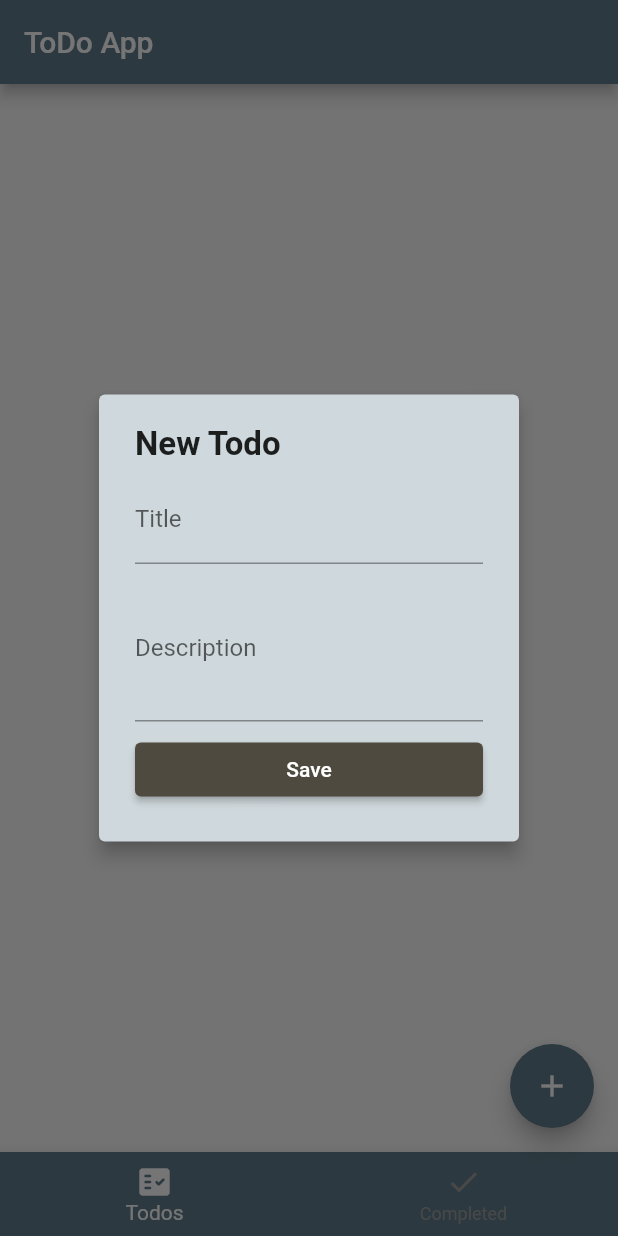
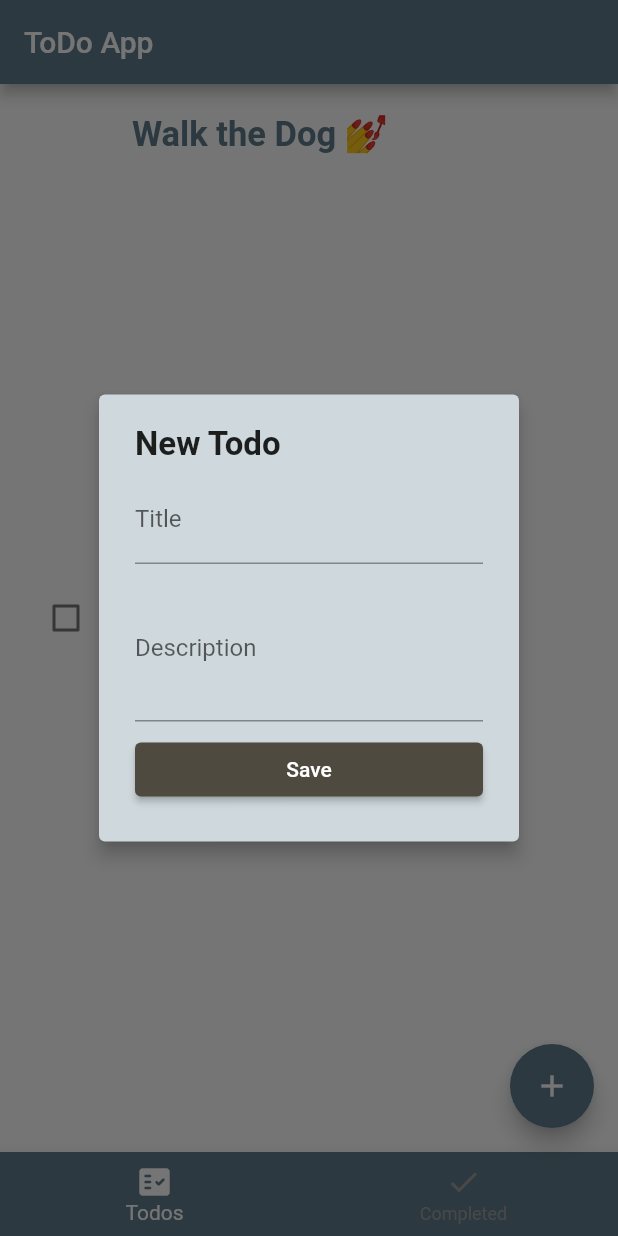
Before and after one commit to BrookFeleke/Todo, a Flutter app: the screen it shows after launch, after a tap on the "add" icon, on a phone screen of 412 x 824 dp. Run offline on Flutter 3.47's test engine with Material 2 defaults, Android fonts, the phone set to English and light mode, and no system bars; drawn by our look-alikes of flutter_slidable.

Commit message:
added more ui, created models and some widgets

```diff
--- a/lib/main.dart
+++ b/lib/main.dart
@@ -1,4 +1,6 @@
 import 'package:flutter/material.dart';
+import 'package:provider/provider.dart';
+import 'package:todo/provider/todos.dart';
 
 import './page/homepage.dart';
 void main() {
@@ -12,13 +14,16 @@ class MyApp extends StatelessWidget {
     static final String title = 'ToDo App';
   @override
   Widget build(BuildContext context) {
-    return MaterialApp(
-      debugShowCheckedModeBanner: false,
-      title: title,
-      theme: ThemeData(
-        primarySwatch: Colors.blueGrey,
+    return ChangeNotifierProvider(
+      create: (_) => TodosProvider(),
+      child: MaterialApp(
+        debugShowCheckedModeBanner: false,
+        title: title,
+        theme: ThemeData(
+          primarySwatch: Colors.blueGrey,
+        ),
+        home: const HomePage(),
       ),
-      home: const HomePage(),
     );
   }
 }
--- /dev/null
+++ b/lib/model/todo.dart
@@ -0,0 +1,22 @@
+import 'package:flutter/cupertino.dart';
+
+class TodoField {
+  static const createdTime = 'createdTime';
+}
+
+class Todo {
+  DateTime createdTime;
+  String title;
+  String? id;
+  String description;
+  bool isDone;
+
+Todo({
+  required this.createdTime,
+  required this.title,
+  this.description = '',
+  this.id,
+  this.isDone = false,
+});
+
+}
--- a/lib/page/homepage.dart
+++ b/lib/page/homepage.dart
@@ -2,6 +2,7 @@ import 'package:flutter/material.dart';
 
 import 'package:todo/main.dart';
 import '../widget/AddtodoDialog.dart';
+import '../widget/todo_list_widget.dart';
 
 class HomePage extends StatefulWidget {
   const HomePage({Key? key}) : super(key: key);
@@ -15,7 +16,7 @@ class _HomePageState extends State<HomePage> {
   @override
   Widget build(BuildContext context) {
     final tabs = [
-      Container(),
+      TodoListWidget(),
       Container(),
     ];
     return Scaffold(
--- /dev/null
+++ b/lib/provider/todos.dart
@@ -0,0 +1,5 @@
+import 'package:flutter/material.dart';
+
+class TodosProvider extends ChangeNotifier {
+
+}
--- a/lib/widget/Todo_form_widget.dart
+++ b/lib/widget/Todo_form_widget.dart
@@ -50,14 +50,14 @@ class TodoFormWidget extends StatelessWidget {
         initialValue: description,
         maxLines: 3,
         onChanged: onChangedDescription,
-        decoration: InputDecoration(
+        decoration: const InputDecoration(
             border: UnderlineInputBorder(), labelText: 'Description'),
       );
   Widget buildButton(ctx) => SizedBox(
     width: double.infinity,
     child: ElevatedButton(
         onPressed: onSavedTodo,
-        child: Text("Save"),
+        child: const  Text("Save"),
         style: ButtonStyle(
             alignment: Alignment.center,
             backgroundColor: MaterialStateProperty.all(Color.fromARGB(255, 78, 74, 63)))),
--- /dev/null
+++ b/lib/widget/Todo_widget.dart
@@ -0,0 +1,68 @@
+import 'package:flutter/material.dart';
+import 'package:flutter_slidable/flutter_slidable.dart';
+import '../model/todo.dart';
+
+class TodoWidget extends StatelessWidget {
+  final Todo? todo;
+
+  const TodoWidget({Key? key, required this.todo}) : super(key: key);
+
+  @override
+  Widget build(BuildContext context) => Slidable(
+        actionPane: SlidableDrawerActionPane(),
+        actions: [
+          IconSlideAction(
+            color: Colors.green,
+            caption: 'Edit',
+            icon: Icons.edit,
+            onTap: () {},
+          ),
+
+        ],
+        secondaryActions: [
+          IconSlideAction(
+            icon: Icons.delete,
+            color: Color.fromARGB(255, 247, 93, 82),
+            caption: 'Delete',
+            onTap: (){},
+          )
+        ],
+        child: buildTodo(context),
+        key: Key(todo!.id.toString()),
+      );
+  Widget buildTodo(BuildContext context) => Container(
+        color: Colors.white,
+        padding: const EdgeInsets.all(20),
+        child: Row(
+          children: [
+            Checkbox(
+              onChanged: (_) {},
+              value: todo!.isDone,
+              activeColor: Theme.of(context).primaryColor,
+              checkColor: Colors.white,
+            ),
+            const SizedBox(
+              width: 20,
+            ),
+            Expanded(
+                child: Column(
+              crossAxisAlignment: CrossAxisAlignment.start,
+              children: [
+                Text(
+                  todo!.title,
+                  style: TextStyle(
+                      fontSize: 23,
+                      fontWeight: FontWeight.bold,
+                      color: Theme.of(context).primaryColor),
+                ),
+                if (todo!.description.isNotEmpty)
+                  Container(
+                    margin: const EdgeInsets.only(top: 5),
+                    child: Text(todo!.description),
+                  )
+              ],
+            ))
+          ],
+        ),
+      );
+}
--- /dev/null
+++ b/lib/widget/todo_list_widget.dart
@@ -0,0 +1,15 @@
+import 'package:flutter/material.dart';
+import 'package:todo/model/todo.dart';
+import './Todo_widget.dart';
+
+class TodoListWidget extends StatelessWidget {
+  const TodoListWidget({ Key? key }) : super(key: key);
+
+  @override
+  Widget build(BuildContext context) {
+    return TodoWidget(
+      todo: Todo(createdTime: DateTime.now(), title: 'Walk the Dog 💅')
+
+    );
+  }
+}
--- a/pubspec.yaml
+++ b/pubspec.yaml
@@ -34,6 +34,8 @@ dependencies:
   # The following adds the Cupertino Icons font to your application.
   # Use with the CupertinoIcons class for iOS style icons.
   cupertino_icons: ^1.0.2
+  provider: ^6.0.2
+  flutter_slidable: ^0.6.0
 
 dev_dependencies:
   flutter_test:
```
Also changed, not shown: pubspec.lock.
